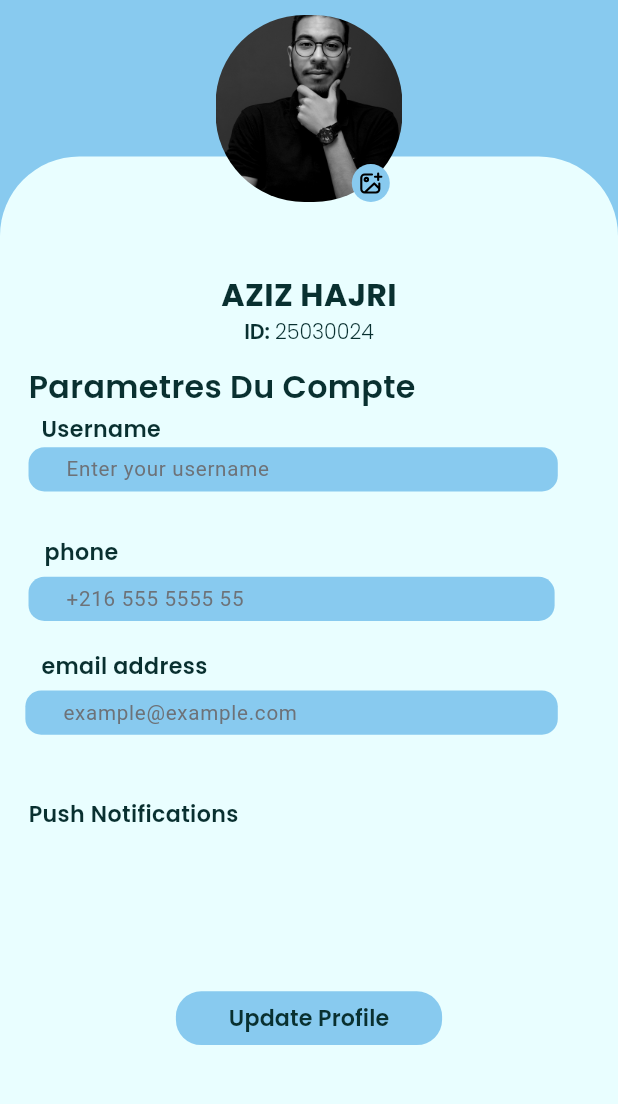
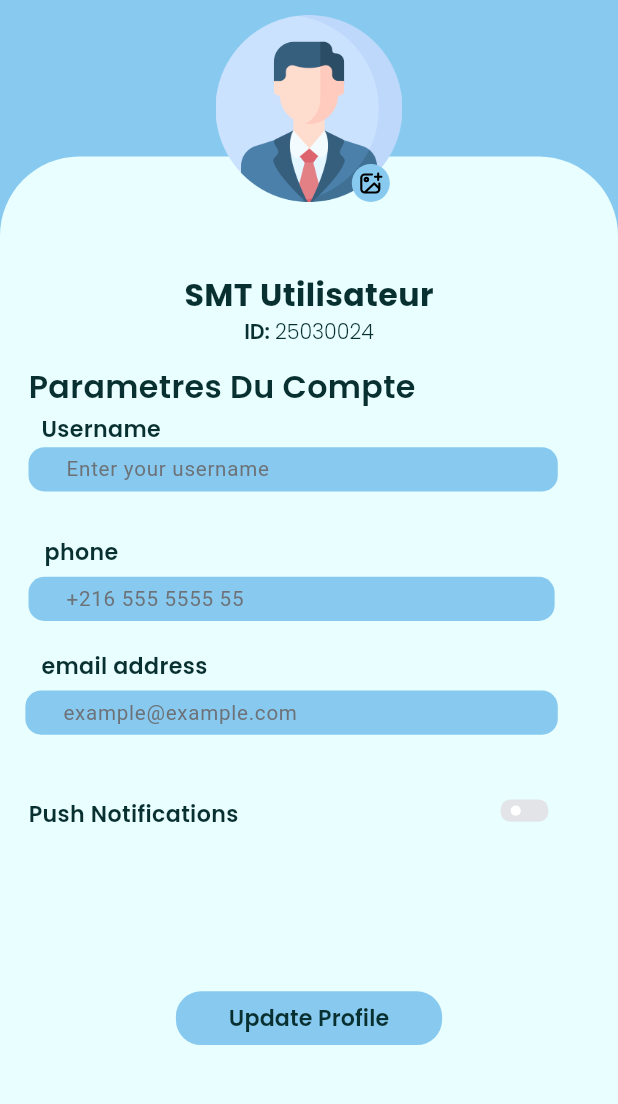
Before and after one commit to hajriaziz/MonitoringSVFE-Frontend, a Flutter app: the ProfileScreen screen opened by its route, on a phone screen of 412 x 824 dp, the part 80-1184 px from its top. Run offline on Flutter 3.47's test engine with Material 3 defaults, Android fonts, the phone set to English and light mode, and no system bars; drawn by our look-alikes of flutter_switch; our stand-ins replace cached_network_image, connectivity_plus, fl_chart, flutter_svg, image_picker, shared_preferences; accounts and stored records are empty.

Commit message:
fornt compelet beta

```diff
--- a/lib/core/utils/image_constant.dart
+++ b/lib/core/utils/image_constant.dart
@@ -29,7 +29,7 @@ class ImageConstant {
   static String imgVectorOnprimary = '$imagePath/img_vector_onprimary.svg';
 
   // Profile images
-  static String imgProfil = '$imagePath/DSC_3484_1.jpg';
+  static String imgProfil = '$imagePath/profil.png';
 
   static String imgAdd = '$imagePath/image-add.svg';
 
--- a/lib/main.dart
+++ b/lib/main.dart
@@ -2,7 +2,6 @@ import 'package:flutter/material.dart';
 import 'package:flutter/services.dart';
 import 'package:flutter_localizations/flutter_localizations.dart';
 import 'package:smtmonitoring/core/app_export.dart';
-import 'package:smtmonitoring/theme/provider/theme_provider.dart';
 
 var globalMessengerKey = GlobalKey<ScaffoldMessengerState>();
 void main() {
--- a/lib/presentation/login_screen/login_screen.dart
+++ b/lib/presentation/login_screen/login_screen.dart
@@ -1,7 +1,4 @@
-import 'package:flutter/cupertino.dart';
 import 'package:flutter/material.dart';
-import 'package:flutter/rendering.dart';
-import 'package:flutter/widgets.dart';
 import 'package:smtmonitoring/core/app_export.dart';
 import 'package:smtmonitoring/core/utils/validation_functions.dart';
 import 'package:smtmonitoring/presentation/login_screen/provider/login_provider.dart';
--- a/lib/presentation/profile_screen/models/profile_model.dart
+++ b/lib/presentation/profile_screen/models/profile_model.dart
@@ -2,32 +2,32 @@ class ProfileModel {
   String? username;
   String? phone;
   String? email;
-  String? image;
+  String? imagePath; // Update the field name to match the backend response
 
   ProfileModel({
     this.username,
     this.phone,
     this.email,
-    this.image,
+    this.imagePath,
   });
 
-  // Méthode pour convertir un JSON en `ProfileModel`
+  // Method to convert JSON to `ProfileModel`
   factory ProfileModel.fromJson(Map<String, dynamic> json) {
     return ProfileModel(
       username: json['username'],
       phone: json['phone'],
       email: json['email'],
-      image: json['image'],
+      imagePath: json['image'], // Map the new field
     );
   }
 
-  // Méthode pour convertir un `ProfileModel` en JSON
+  // Method to convert `ProfileModel` to JSON
   Map<String, dynamic> toJson() {
     return {
       'username': username,
       'phone': phone,
       'email': email,
-      'image': image,
+      'image_path': imagePath, // Match the backend field
     };
   }
 }
--- a/lib/presentation/profile_screen/profile_screen.dart
+++ b/lib/presentation/profile_screen/profile_screen.dart
@@ -1,11 +1,10 @@
-import 'dart:typed_data';
-
 import 'package:image_picker/image_picker.dart';
 import 'dart:io';
 import 'package:flutter/material.dart';
 import 'package:smtmonitoring/core/utils/validation_functions.dart';
 import 'package:smtmonitoring/presentation/api_service.dart';
 import 'package:smtmonitoring/presentation/profile_screen/provider/profile_provider.dart';
+import 'package:smtmonitoring/widgets/custom_switch.dart';
 import '../../core/app_export.dart';
 import '../../theme/custom_button_style.dart';
 import '../../widgets/app_bar/appbar_subtitle.dart';
@@ -143,6 +142,8 @@ class ProfileScreenState extends State<ProfileScreen> {
 
   /// Section Widget
   Widget _buildProfileInfo(BuildContext context) {
+    final profileProvider = Provider.of<ProfileProvider>(
+        context); // Assuming you use Provider for state management
     return SizedBox(
       width: double.maxFinite,
       child: Align(
@@ -153,7 +154,9 @@ class ProfileScreenState extends State<ProfileScreen> {
           child: Column(
             children: [
               Text(
-                "lbl_aziz_hajri".tr,
+                (profileProvider.profileModel?.username?.isNotEmpty == true
+                    ? profileProvider.profileModel!.username
+                    : "SMT Utilisateur")!, // Ensure it's non-null
                 style: CustomTextStyle.titleLargeOnPrimaryBold,
               ),
               RichText(
@@ -345,7 +348,7 @@ class ProfileScreenState extends State<ProfileScreen> {
                         style: theme.textTheme.titleSmall,
                       ),
                     ),
-                    /*Selector<PorfileProvider, bool?>(
+                    Selector<ProfileProvider, bool?>(
                       selector: (context, provider) =>
                           provider.isSelectedSwitch,
                       builder: (context, isSelectedSwitch, child) {
@@ -358,12 +361,12 @@ class ProfileScreenState extends State<ProfileScreen> {
                           value: isSelectedSwitch,
                           onChange: (value) {
                             context
-                                .read<PorfileProvider>()
+                                .read<ProfileProvider>()
                                 .changeSwitchBox(value);
                           },
                         );
                       },
-                    )*/
+                    )
                   ],
                 ),
               ),
@@ -379,11 +382,9 @@ class ProfileScreenState extends State<ProfileScreen> {
                       Provider.of<ProfileProvider>(context, listen: false);
                   try {
                     print('Submit button pressed');
-                    // Get the imageBytes from the provider
-                    Uint8List? imageBytes = provider.imageBytes;
 
-                    // Pass the image bytes (if any) to the updateUserProfile method
-                    await provider.updateUserProfile(imageBytes);
+                    // Simply update the user profile without needing to upload image again
+                    await provider.updateUserProfile();
                   } catch (e) {
                     print('Error: $e');
                   }
@@ -399,27 +400,23 @@ class ProfileScreenState extends State<ProfileScreen> {
   /// Section Widget
   Widget _buildProfileImageSection(BuildContext context) {
     File? _imageFile;
-    Uint8List? _imageBytes;
+    final profileProvider = Provider.of<ProfileProvider>(
+        context); // Assuming you use Provider for state management
 
+    // Pick an image from the gallery
     Future<void> _pickImage() async {
       final picker = ImagePicker();
       final pickedFile = await picker.pickImage(source: ImageSource.gallery);
 
       if (pickedFile != null) {
         setState(() {
-          _imageFile = File(pickedFile.path);
+          _imageFile = File(pickedFile.path); // Store the picked file
         });
 
-        // Convert the image to a byte array (Uint8List)
-        _imageBytes = await _imageFile!.readAsBytes();
-        if (_imageBytes == null || _imageBytes!.isEmpty) {
-          print('Erreur : Impossible de convertir l\'image en bytes.');
-          return;
-        }
-        // Store the image bytes in the provider
+        // Store the image file in the provider (only path is passed to the backend)
         final provider = Provider.of<ProfileProvider>(context, listen: false);
-        provider.setImageBytes(
-            _imageBytes); // Store the image bytes in the provider
+        provider
+            .setImageFile(_imageFile); // Store the image file in the provider
       }
     }
 
@@ -432,22 +429,44 @@ class ProfileScreenState extends State<ProfileScreen> {
         child: Stack(
           alignment: Alignment.center,
           children: [
-            // Display selected image or a default image
-            _imageFile == null
-                ? CustomImageView(
-                    imagePath: ImageConstant.imgProfil, // default image
-                    height: 130.h,
-                    width: double.maxFinite,
-                    radius: BorderRadius.circular(56.h),
-                  )
-                : ClipRRect(
+// Display the selected image or a default image if no image is selected
+            if (profileProvider.base64Image != null)
+              ClipRRect(
                 borderRadius: BorderRadius.circular(56.h),
-                    child: Image.file(
-                      _imageFile!,
+                child: Image.memory(
+                  profileProvider.base64Image!,
                   height: 130.h,
                   width: double.maxFinite,
                   fit: BoxFit.cover,
                 ),
+              )
+            else if (profileProvider.imageFile != null)
+              ClipRRect(
+                borderRadius: BorderRadius.circular(56.h),
+                child: Image.file(
+                  profileProvider.imageFile!,
+                  height: 130.h,
+                  width: double.maxFinite,
+                  fit: BoxFit.cover,
+                ),
+              )
+            else if (profileProvider.imagePath != null &&
+                profileProvider.imagePath!.isNotEmpty)
+              ClipRRect(
+                borderRadius: BorderRadius.circular(56.h),
+                child: Image.network(
+                  profileProvider.imagePath!,
+                  height: 130.h,
+                  width: double.maxFinite,
+                  fit: BoxFit.cover,
+                ),
+              )
+            else
+              CustomImageView(
+                imagePath: ImageConstant.imgProfil,
+                height: 130.h,
+                width: double.maxFinite,
+                radius: BorderRadius.circular(56.h),
               ),
             Padding(
               padding: EdgeInsets.only(right: 8.h),
@@ -457,9 +476,9 @@ class ProfileScreenState extends State<ProfileScreen> {
                 padding: EdgeInsets.all(4.h),
                 decoration: IconButtonStyleHelper.fillBlue,
                 alignment: Alignment.bottomRight,
-                onTap: _pickImage, // Call the method to pick an image
+                onTap: _pickImage, // Call method to pick an image
                 child: CustomImageView(
-                  imagePath: ImageConstant.imgAdd,
+                  imagePath: ImageConstant.imgAdd, // icon to add image
                 ),
               ),
             ),
--- a/lib/theme/app_decoration.dart
+++ b/lib/theme/app_decoration.dart
@@ -1,6 +1,5 @@
 import 'package:flutter/material.dart';
 import 'package:smtmonitoring/core/app_export.dart';
-import 'package:smtmonitoring/theme/theme_helper.dart';
 
 class AppDecoration {
   // Fill decorations
--- a/lib/theme/theme_helper.dart
+++ b/lib/theme/theme_helper.dart
@@ -1,6 +1,5 @@
 import 'package:flutter/material.dart';
 import 'package:smtmonitoring/core/app_export.dart';
-import 'package:smtmonitoring/core/utils/pref_utils.dart';
 
 LightCodeColors get appTheme => ThemeHelper().themeColor();
 ThemeData get theme => ThemeHelper().themeData();
--- a/lib/widgets/custom_bottom_bar.dart
+++ b/lib/widgets/custom_bottom_bar.dart
@@ -1,7 +1,5 @@
 import 'package:flutter/material.dart';
 import 'package:smtmonitoring/core/app_export.dart';
-import 'package:smtmonitoring/core/utils/image_constant.dart';
-import 'package:smtmonitoring/theme/theme_helper.dart';
 
 enum BottomBarEnum { Home, AnalyseActule, Terminal, Journaliee, Profil, Bank }
 
```
Also changed, not shown: lib/presentation/api_service.dart (+38 -46 lines), lib/presentation/barnav_page/barnav_page.dart (+44 -4 lines), lib/presentation/profile_screen/provider/profile_provider.dart (+47 -11 lines), assets/images/profil.png (added), 1 other file. Lines whose indentation alone changed are shown as unchanged.
